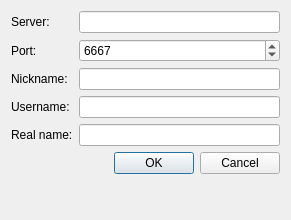
Before: the Qt Designer form src/ui/connectdialog.ui in viking/smirch-qt, drawn with Qt 5.
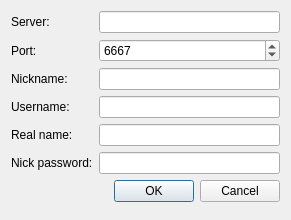
After: the same form once the commit is applied.

Commit message: Add nick password

The edit to the form file:
```diff
--- a/src/ui/connectdialog.ui
+++ b/src/ui/connectdialog.ui
@@ -63,7 +63,7 @@
      </property>
     </widget>
    </item>
-   <item row="5" column="1">
+   <item row="6" column="1">
     <widget class="QDialogButtonBox" name="buttonBox">
      <property name="orientation">
       <enum>Qt::Horizontal</enum>
@@ -97,6 +97,20 @@
      </property>
     </widget>
    </item>
+   <item row="5" column="0">
+    <widget class="QLabel" name="lblNickPassword">
+     <property name="text">
+      <string>Nick password:</string>
+     </property>
+    </widget>
+   </item>
+   <item row="5" column="1">
+    <widget class="QLineEdit" name="leNickPassword">
+     <property name="echoMode">
+      <enum>QLineEdit::Password</enum>
+     </property>
+    </widget>
+   </item>
   </layout>
  </widget>
  <tabstops>
```
Left out of the diff: 1 changed line with no effect on the pictures. The commit also changes 6 other files.
